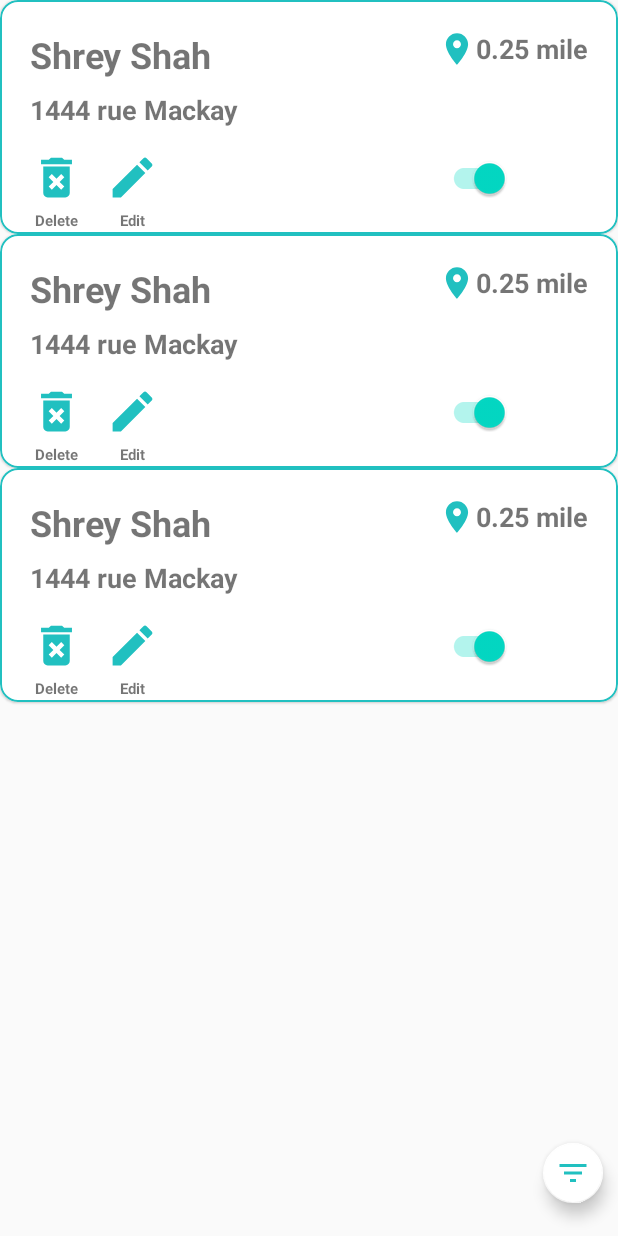
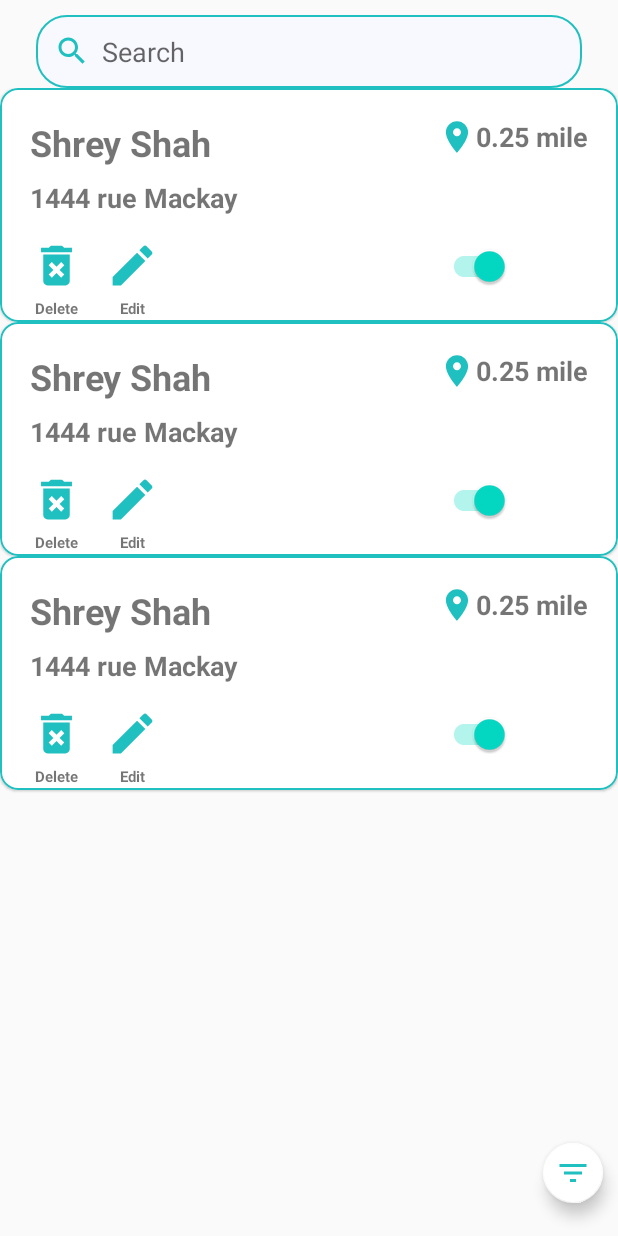
Before and after one commit to tgakhar/RemindMeAt, an Android app: the layout fragment_list.xml on its own in the app's theme, with its tools: preview values and no code run, on a phone screen of 412 x 824 dp. Run offline under Robolectric (Android 15) with nearby library versions, the phone set to English and light mode, and no system bars; Roboto replaces fonts that are not available here.

Commit message:
EditText element for search bar with style file added in fragment_list.xml

```diff
--- /dev/null
+++ b/app/src/main/res/drawable/ic_baseline_search_24.xml
@@ -0,0 +1,5 @@
+<vector android:height="24dp" android:tint="#21C0C0"
+    android:viewportHeight="24" android:viewportWidth="24"
+    android:width="24dp" xmlns:android="http://schemas.android.com/apk/res/android">
+    <path android:fillColor="@android:color/white" android:pathData="M15.5,14h-0.79l-0.28,-0.27C15.41,12.59 16,11.11 16,9.5 16,5.91 13.09,3 9.5,3S3,5.91 3,9.5 5.91,16 9.5,16c1.61,0 3.09,-0.59 4.23,-1.57l0.27,0.28v0.79l5,4.99L20.49,19l-4.99,-5zM9.5,14C7.01,14 5,11.99 5,9.5S7.01,5 9.5,5 14,7.01 14,9.5 11.99,14 9.5,14z"/>
+</vector>
--- /dev/null
+++ b/app/src/main/res/drawable/search_input_style.xml
@@ -0,0 +1,10 @@
+<?xml version="1.0" encoding="utf-8"?>
+<shape xmlns:android="http://schemas.android.com/apk/res/android">
+
+ <solid android:color="@color/GhostWhite"/>
+     <corners android:radius="20dp"/>
+    <padding android:left="12dp" android:bottom="12dp" android:right="12dp"
+        android:top="12dp"/>
+    <stroke android:color="@color/main"
+        android:width="1dp"></stroke>
+</shape>
--- a/app/src/main/res/layout/fragment_list.xml
+++ b/app/src/main/res/layout/fragment_list.xml
@@ -6,10 +6,29 @@
     xmlns:app="http://schemas.android.com/apk/res-auto"
     tools:context=".View.ListFragment">
 
+    <EditText
+        android:background="@drawable/search_input_style"
+        android:hint="Search"
+        android:textColor="@color/main"
+        android:drawableLeft="@drawable/ic_baseline_search_24"
+        android:drawablePadding="8dp"
+        android:textSize="18dp"
+        android:id="@+id/edt_searchList"
+        android:layout_width="match_parent"
+        android:layout_height="wrap_content"
+        android:layout_alignParentStart="true"
+        android:layout_alignParentEnd="true"
+        android:layout_marginStart="24dp"
+        android:layout_marginEnd="24dp"
+        android:layout_marginTop="10dp"
+        android:ems="10"
+        android:inputType="textPersonName" />
+
     <androidx.recyclerview.widget.RecyclerView
         android:layout_width="match_parent"
         android:layout_height="match_parent"
         android:id="@+id/recycler_listReminder"
+        android:layout_below="@id/edt_searchList"
         tools:listitem="@layout/layout_reminder"
         />
     <TextView
```
